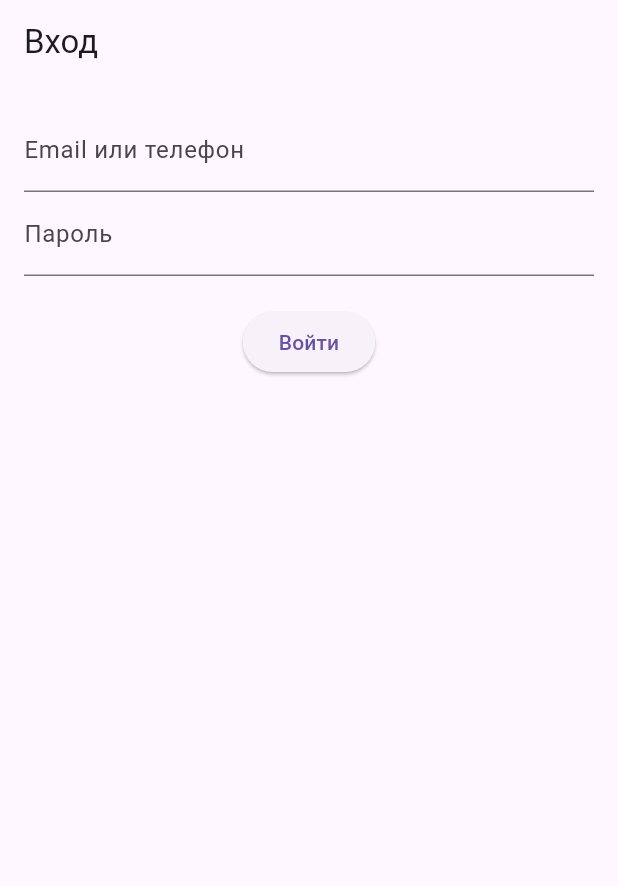
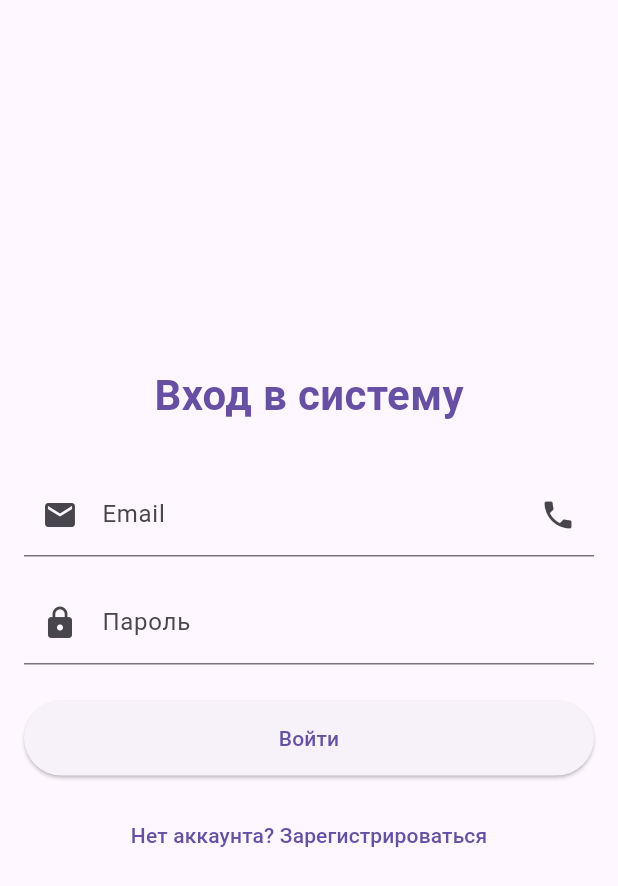
Before and after one commit to green-tmz/NailApps_android, a Flutter app: the screen it shows after launch, on a phone screen of 412 x 824 dp. Shown: the top 886 px of the screen. Run offline on Flutter 3.47's test engine with Material 3 defaults, Android fonts, the phone set to English and light mode, and no system bars; our stand-ins replace mask_text_input_formatter.

Commit message:
Вход и регистрация

```diff
--- /dev/null
+++ b/lib/api/api_core.dart
@@ -0,0 +1,75 @@
+import 'dart:convert';
+import 'package:flutter/cupertino.dart';
+import 'package:http/http.dart' as http;
+
+class ApiCore {
+  // static const String baseUrl = 'http://127.0.0.1:85/api/v1';
+  static const String baseUrl = 'https://2300aaf70d6540.lhr.life/api/v1';
+  String? _token;
+
+  ApiCore();
+
+  Future<http.Response> get(String endpoint, {Map<String, String>? headers}) async {
+    final url = Uri.parse('$baseUrl/$endpoint');
+    final response = await http.get(url, headers: _buildHeaders(headers));
+    return _handleResponse(response);
+  }
+
+  Future<http.Response> post(String endpoint, dynamic body, {Map<String, String>? headers}) async {
+    final url = Uri.parse('$baseUrl/$endpoint');
+
+    final requestHeaders = _buildHeaders(headers);
+
+    final response = await http.post(
+      url,
+      headers: requestHeaders,
+      body: jsonEncode(body),
+    );
+
+    return _handleResponse(response);
+  }
+
+  Future<http.Response> put(String endpoint, dynamic body, {Map<String, String>? headers}) async {
+    final url = Uri.parse('$baseUrl/$endpoint');
+    final response = await http.put(
+      url,
+      headers: _buildHeaders(headers),
+      body: jsonEncode(body),
+    );
+    return _handleResponse(response);
+  }
+
+  Future<http.Response> delete(String endpoint, {Map<String, String>? headers}) async {
+    final url = Uri.parse('$baseUrl/$endpoint');
+    final response = await http.delete(url, headers: _buildHeaders(headers));
+    return _handleResponse(response);
+  }
+
+  Map<String, String> _buildHeaders(Map<String, String>? additionalHeaders) {
+    final headers = {
+      'Accept': 'application/json',
+      'Content-Type': 'application/json',
+    };
+
+    if (_token != null) {
+      headers['Authorization'] = 'Bearer $_token';
+    }
+
+    if (additionalHeaders != null) {
+      headers.addAll(additionalHeaders);
+    }
+
+    return headers;
+  }
+
+  http.Response _handleResponse(http.Response response) {
+    if (response.statusCode >= 400) {
+      throw Exception('Error: ${response.statusCode} - ${response.body}');
+    }
+    return response;
+  }
+
+  void setToken(String? token) {
+    _token = token;
+  }
+}
--- a/lib/api/auth_api.dart
+++ b/lib/api/auth_api.dart
@@ -3,12 +3,13 @@ import 'dart:convert';
 import 'package:flutter/cupertino.dart';
 import 'package:http/http.dart' as http;
 
-import 'api_client.dart';
+import 'api_core.dart';
 
 class AuthApi {
-  final ApiClient _apiClient;
+  final ApiCore _apiCore;
+  String? _userName;
 
-  AuthApi(this._apiClient);
+  AuthApi(this._apiCore);
 
   Future<Map<String, dynamic>> register({
     required String firstName,
@@ -20,7 +21,7 @@ class AuthApi {
     required String passwordConfirmation,
     required List<int> specializationIds,
   }) async {
-    final response = await _apiClient.post('auth/register', {
+    final response = await _apiCore.post('auth/register', {
       'first_name': firstName,
       'last_name': lastName,
       'second_name': secondName,
@@ -41,7 +42,7 @@ class AuthApi {
     try {
       debugPrint('[Auth] Starting login for: $login');
 
-      final response = await _apiClient.post(
+      final response = await _apiCore.post(
         'auth/login',
         {
           'login': login.trim(),
@@ -50,13 +51,12 @@ class AuthApi {
       );
 
       final data = jsonDecode(response.body) as Map<String, dynamic>;
-      debugPrint('[Auth] Response data: ${data['data']}');
 
       if (data['data']['token'] == null) {
         throw Exception('Token not received in response');
       }
 
-      _apiClient.setToken(data['data']['token'] as String);
+      _apiCore.setToken(data['data']['token'] as String);
 
       return data;
     } on FormatException {
@@ -68,12 +68,14 @@ class AuthApi {
   }
 
   Future<Map<String, dynamic>> getMe() async {
-    final response = await _apiClient.get('auth/me');
+    final response = await _apiCore.get('auth/me');
+    final data = jsonDecode(response.body);
+    _userName = data['data']['first_name'] + ' ' + data['data']['last_name'];
     return jsonDecode(response.body);
   }
 
   Future<void> logout() async {
-    await _apiClient.post('auth/logout', {});
-    _apiClient.setToken(null);
+    await _apiCore.post('auth/logout', {});
+    _apiCore.setToken(null);
   }
 }
--- a/lib/main.dart
+++ b/lib/main.dart
@@ -2,14 +2,15 @@ import 'dart:io';
 
 import 'package:flutter/material.dart';
 import 'package:provider/provider.dart';
-import 'api/api_client.dart';
+import 'api/api_core.dart';
 import 'screens/auth/login_screen.dart';
+import 'screens/auth/register_screen.dart';
 import 'screens/home_screen.dart';
 
 void main() {
   // Добавьте для веб-версии
-  HttpClient httpClient = HttpClient();
-  httpClient.badCertificateCallback = (cert, host, port) => true;
+  // HttpClient httpClient = HttpClient();
+  // httpClient.badCertificateCallback = (cert, host, port) => true;
 
   runApp(MyApp());
 }
@@ -20,7 +21,7 @@ class MyApp extends StatelessWidget {
   @override
   Widget build(BuildContext context) {
     return Provider(
-      create: (context) => ApiClient(),
+      create: (context) => ApiCore(),
       child: MaterialApp(
         title: 'NailApps',
         theme: ThemeData(
@@ -29,6 +30,7 @@ class MyApp extends StatelessWidget {
         initialRoute: '/login',
         routes: {
           '/login': (context) => LoginScreen(),
+          '/register': (context) => RegisterScreen(),
           '/home': (context) => HomeScreen(),
         },
       ),
--- a/lib/screens/auth/login_screen.dart
+++ b/lib/screens/auth/login_screen.dart
@@ -1,12 +1,23 @@
 import 'package:flutter/material.dart';
 import 'package:provider/provider.dart';
 import '../../api/auth_api.dart';
-import '../../api/api_client.dart';
+import '../../api/api_core.dart';
+import 'package:mask_text_input_formatter/mask_text_input_formatter.dart';
 
 class LoginScreen extends StatefulWidget {
   @override
   _LoginScreenState createState() => _LoginScreenState();
 }
+
+final _phoneMask = MaskTextInputFormatter(
+  mask: '+7 (###) ###-##-##',
+  filter: {"#": RegExp(r'[0-9]')},
+);
+final _emailMask = MaskTextInputFormatter(
+  filter: {"@": RegExp(r'^[\w-\.]+@([\w-]+\.)+[\w-]{2,4}$')},
+);
+
+bool _isEmailField = true;
 
 class _LoginScreenState extends State<LoginScreen> {
   final _formKey = GlobalKey<FormState>();
@@ -24,15 +35,13 @@ class _LoginScreenState extends State<LoginScreen> {
     });
 
     try {
-      final apiClient = Provider.of<ApiClient>(context, listen: false);
-      final authApi = AuthApi(apiClient);
+      final apiCore = Provider.of<ApiCore>(context, listen: false);
+      final authApi = AuthApi(apiCore);
 
       await authApi.login(
         login: _loginController.text,
         password: _passwordController.text,
       );
-
-      debugPrint('[Auth] Ok');
 
       Navigator.pushReplacementNamed(context, '/home');
     } catch (e) {
@@ -49,26 +58,64 @@ class _LoginScreenState extends State<LoginScreen> {
   @override
   Widget build(BuildContext context) {
     return Scaffold(
-      appBar: AppBar(title: Text('Вход')),
-      body: Padding(
+      body: Center(
+        child: SingleChildScrollView(
           padding: const EdgeInsets.all(16.0),
-        child: Form(
+          child: Column(
+            mainAxisSize: MainAxisSize.min,
+            children: [
+              Text(
+                'Вход в систему',
+                style: TextStyle(
+                  fontSize: 28,
+                  fontWeight: FontWeight.bold,
+                  color: Theme.of(context).primaryColor,
+                ),
+              ),
+              SizedBox(height: 32),
+              Form(
                 key: _formKey,
                 child: Column(
                   children: [
                     TextFormField(
                       controller: _loginController,
-                decoration: InputDecoration(labelText: 'Email или телефон'),
+                      decoration: InputDecoration(
+                        labelText: _isEmailField ? 'Email' : 'Телефон',
+                        prefixIcon: Icon(_isEmailField ? Icons.email : Icons.phone),
+                        suffixIcon: IconButton(
+                          icon: Icon(_isEmailField ? Icons.phone : Icons.email),
+                          onPressed: () {
+                            setState(() {
+                              _isEmailField = !_isEmailField;
+                              _loginController.clear();
+                            });
+                          },
+                        ),
+                      ),
+                      keyboardType: _isEmailField ? TextInputType.emailAddress : TextInputType.phone,
+                      inputFormatters: [
+                        _isEmailField ? _emailMask : _phoneMask,
+                      ],
                       validator: (value) {
                         if (value == null || value.isEmpty) {
-                    return 'Введите email или телефон';
+                          return _isEmailField ? 'Введите email' : 'Введите телефон';
+                        }
+                        if (_isEmailField && !RegExp(r'^[\w-\.]+@([\w-]+\.)+[\w-]{2,4}$').hasMatch(value)) {
+                          return 'Введите корректный email';
+                        }
+                        if (!_isEmailField && value.length < 18) { // +7 (999) 999-99-99 = 18 символов
+                          return 'Введите полный номер телефона';
                         }
                         return null;
                       },
                     ),
+                    SizedBox(height: 16),
                     TextFormField(
                       controller: _passwordController,
-                decoration: InputDecoration(labelText: 'Пароль'),
+                      decoration: InputDecoration(
+                        labelText: 'Пароль',
+                        prefixIcon: Icon(Icons.lock),
+                      ),
                       obscureText: true,
                       validator: (value) {
                         if (value == null || value.isEmpty) {
@@ -77,17 +124,37 @@ class _LoginScreenState extends State<LoginScreen> {
                         return null;
                       },
                     ),
-              if (_errorMessage != null)
+                    if (_errorMessage != null) ...[
+                      SizedBox(height: 16),
                       Text(
                         _errorMessage!,
                         style: TextStyle(color: Colors.red),
                       ),
-              SizedBox(height: 20),
+                    ],
+                    SizedBox(height: 24),
                     _isLoading
                         ? CircularProgressIndicator()
                         : ElevatedButton(
                       onPressed: _login,
+                      style: ElevatedButton.styleFrom(
+                        minimumSize: Size(double.infinity, 50),
+                      ),
                       child: Text('Войти'),
+                    ),
+                    SizedBox(height: 16), // Добавлен отступ
+                    TextButton(
+                      onPressed: () {
+                        Navigator.pushNamed(context, '/register');
+                      },
+                      child: Text(
+                        'Нет аккаунта? Зарегистрироваться',
+                        style: TextStyle(
+                          color: Theme.of(context).primaryColor,
+                        ),
+                      ),
+                    ),
+                  ],
+                ),
               ),
             ],
           ),
--- a/pubspec.yaml
+++ b/pubspec.yaml
@@ -30,8 +30,9 @@ environment:
 dependencies:
   flutter:
     sdk: flutter
-  provider: ^6.0.5  # или последнюю версию
-  http: ^0.13.5    # также добавьте http, если его нет
+  provider: ^6.0.5
+  http: ^0.13.5
+  mask_text_input_formatter: ^2.4.0
 
   # The following adds the Cupertino Icons font to your application.
   # Use with the CupertinoIcons class for iOS style icons.
```
Also changed, not shown: lib/api/api_client.dart (+8 -83 lines), lib/api/specialization_api.dart (added, +73 -0 lines), lib/models/specialization/specialization.dart (added, +19 -0 lines), lib/screens/auth/register_screen.dart (added, +319 -0 lines), lib/screens/clients/client_form_screen.dart (+5 -4 lines), lib/screens/home_screen.dart (+9 -8 lines), pubspec.lock. Lines whose indentation alone changed are shown as unchanged.
